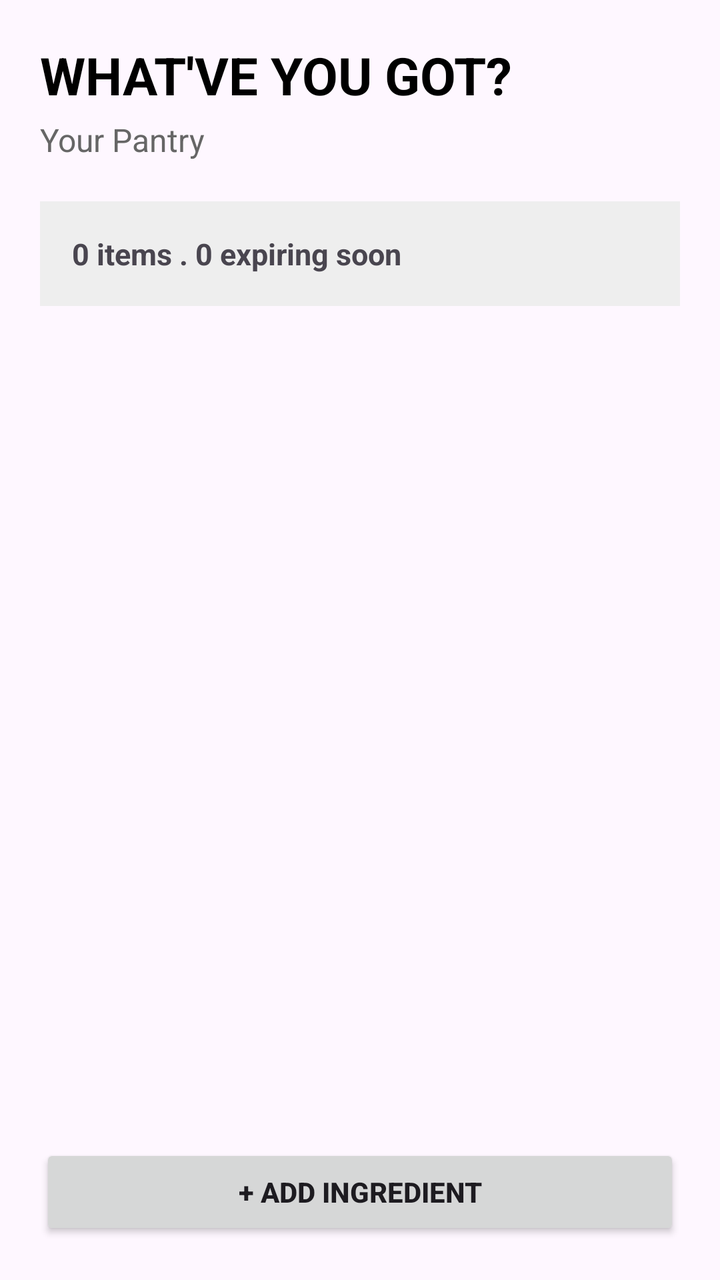
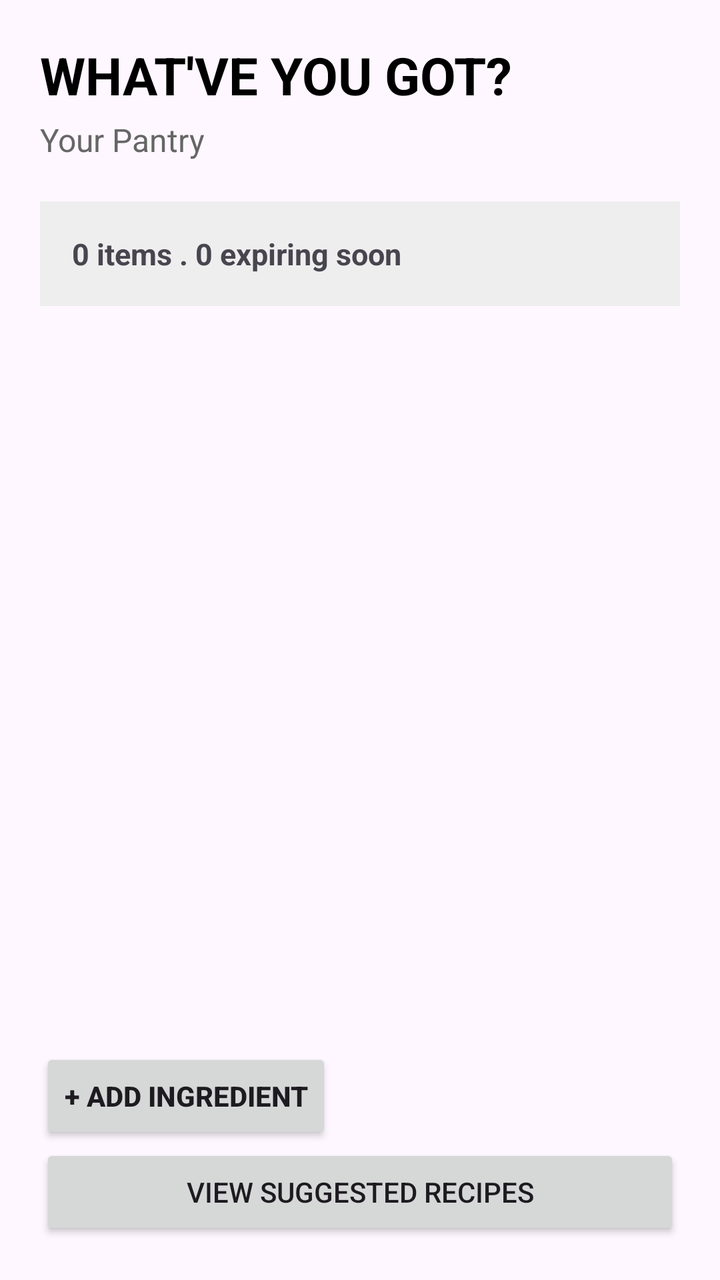

Before-and-after screenshots of an Android layout around one commit, followed by the original layout XML and the change that was made.
<!-- AndroidManifest.xml: application theme Theme.GotEmRecipes -->
<!-- res/layout/activity_pantry.xml -->
<?xml version="1.0" encoding="utf-8"?>
<androidx.constraintlayout.widget.ConstraintLayout
    xmlns:android="http://schemas.android.com/apk/res/android"
    xmlns:app="http://schemas.android.com/apk/res-auto"
    xmlns:tools="http://schemas.android.com/tools"
    android:layout_width="match_parent"
    android:layout_height="match_parent"
    android:padding="20dp"
    tools:context=".PantryActivity">
    
    <TextView
        android:id="@+id/textPantryTitle"
        android:layout_width="0dp"
        android:layout_height="wrap_content"
        android:text="WHAT'VE YOU GOT?"
        android:textSize="26sp"
        android:textStyle="bold"
        android:textColor="@android:color/black"
        app:layout_constraintTop_toTopOf="parent"
        app:layout_constraintStart_toStartOf="parent"
        app:layout_constraintEnd_toEndOf="parent" />
    <TextView
        android:id="@+id/textPantrySubtitle"
        android:layout_width="0dp"
        android:layout_height="wrap_content"
        android:text="Your Pantry"
        android:textSize="16sp"
        android:textColor="#666666"
        android:layout_marginTop="4dp"
        app:layout_constraintTop_toBottomOf="@+id/textPantryTitle"
        app:layout_constraintStart_toStartOf="parent"
        app:layout_constraintEnd_toEndOf="parent" />

    <TextView
        android:id="@+id/textPantrySummary"
        android:layout_width="0dp"
        android:layout_height="wrap_content"
        android:text="0 items . 0 expiring soon"
        android:textSize="15sp"
        android:textStyle="bold"
        android:padding="16dp"
        android:layout_marginTop="20dp"
        android:background="#EEEEEE"
        app:layout_constraintTop_toBottomOf="@+id/textPantrySubtitle"
        app:layout_constraintStart_toStartOf="parent"
        app:layout_constraintEnd_toEndOf="parent" />

    <androidx.recyclerview.widget.RecyclerView
        android:id="@+id/recyclerPantryItems"
        android:layout_width="0dp"
        android:layout_height="0dp"
        android:layout_marginTop="16dp"
        android:clipToPadding="false"
        app:layout_constraintTop_toBottomOf="@id/textPantrySummary"
        app:layout_constraintBottom_toTopOf="@id/buttonAddIngredient"
        app:layout_constraintStart_toStartOf="parent"
        app:layout_constraintEnd_toEndOf="parent"
        tools:listitem="@android:layout/simple_list_item_2" />
    <Button
        android:id="@+id/buttonAddIngredient"
        android:layout_width="0dp"
        android:layout_height="wrap_content"
        android:text="+ ADD INGREDIENT"
        android:textStyle="bold"
        android:layout_marginTop="16dp"
        app:layout_constraintBottom_toBottomOf="parent"
        app:layout_constraintStart_toStartOf="parent"
        app:layout_constraintEnd_toEndOf="parent" />


</androidx.constraintlayout.widget.ConstraintLayout>
<!-- resources referenced by this layout -->
<resources>
  <style name="Theme.GotEmRecipes" parent="Base.Theme.GotEmRecipes" />
  <style name="Base.Theme.GotEmRecipes" parent="Theme.Material3.DayNight.NoActionBar">
          
          
      </style>
</resources>

<!-- the commit's change to res/layout/activity_pantry.xml (unified diff, before → after) -->
@@ -62,10 +62,21 @@
         android:layout_height="wrap_content"
         android:text="+ ADD INGREDIENT"
         android:textStyle="bold"
-        android:layout_marginTop="16dp"
+        android:layout_marginTop="12dp"
         app:layout_constraintBottom_toBottomOf="parent"
         app:layout_constraintStart_toStartOf="parent"
-        app:layout_constraintEnd_toEndOf="parent" />
+        app:layout_constraintBottom_toTopOf="@+id/buttonViewRecipes" />
+
+    <Button
+        android:id="@+id/buttonViewRecipes"
+        android:layout_width="0dp"
+        android:layout_height="wrap_content"
+        android:text="VIEW SUGGESTED RECIPES"
+        android:layout_marginTop="8dp"
+        app:layout_constraintStart_toStartOf="parent"
+        app:layout_constraintEnd_toEndOf="parent"
+        app:layout_constraintBottom_toBottomOf="parent" />
+
 
 
 </androidx.constraintlayout.widget.ConstraintLayout>
